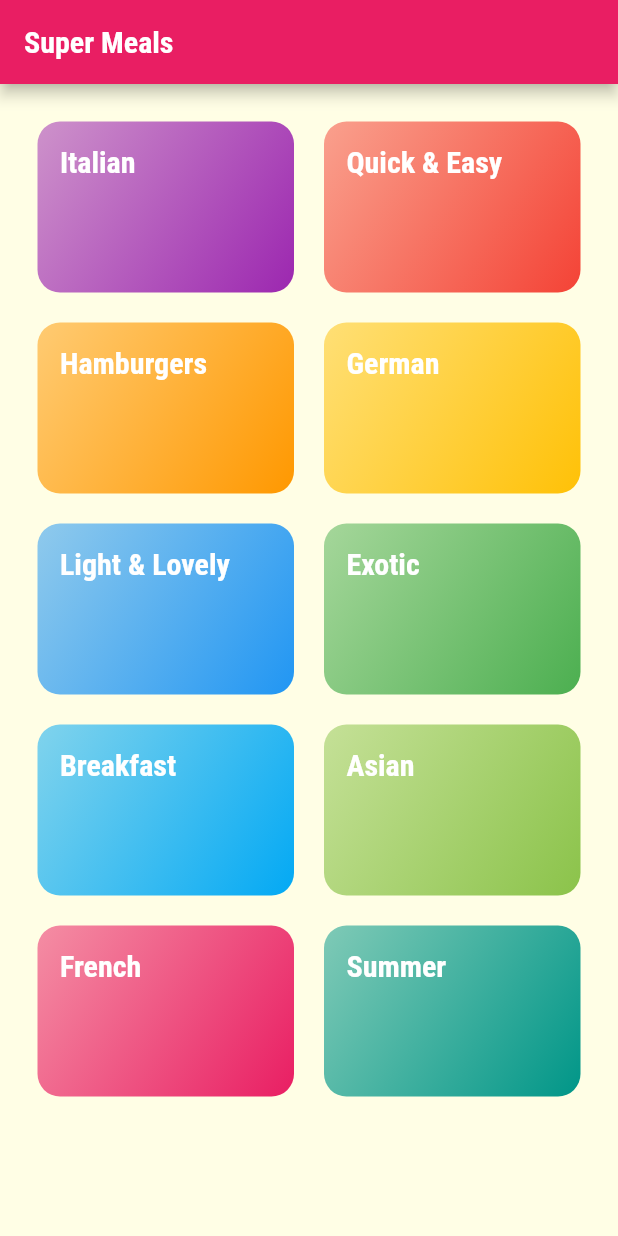
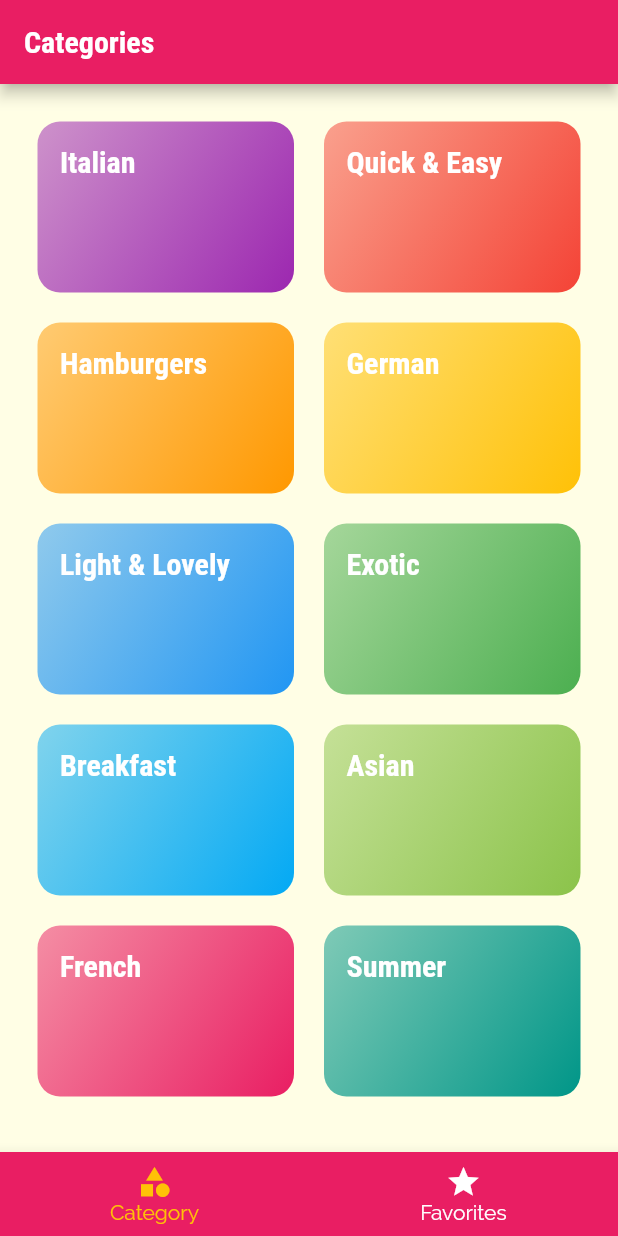
Before and after one commit to nicoproto/meals_flutter_app, a Flutter app: the screen it shows after launch, on a phone screen of 412 x 824 dp. Run offline on Flutter 3.47's test engine with Material 2 defaults, Android fonts, the phone set to English and light mode, and no system bars.

```diff
--- a/lib/main.dart
+++ b/lib/main.dart
@@ -1,4 +1,5 @@
 import 'package:flutter/material.dart';
+import './screens/tabs_screen.dart';
 import './screens/meal_detail_screen.dart';
 // import './models/category.dart';
 import './screens/category_meals_screen.dart';
@@ -26,7 +27,7 @@
                   fontWeight: FontWeight.bold))),
       initialRoute: "/",
       routes: {
-        '/': (context) => CategoriesScreen(),
+        '/': (context) => TabsScreen(),
         CategoryMealsScreen.routeName: (context) => CategoryMealsScreen(),
         MealDetailScreen.routeName: (context) => MealDetailScreen()
       },
--- a/lib/screens/categories_screen.dart
+++ b/lib/screens/categories_screen.dart
@@ -5,11 +5,7 @@
 class CategoriesScreen extends StatelessWidget {
   @override
   Widget build(BuildContext context) {
-    return Scaffold(
-      appBar: AppBar(
-        title: const Text("Super Meals"),
-      ),
-      body: GridView(
+    return GridView(
           padding: const EdgeInsets.all(25),
           children: DUMMY_CATEGORIES
               .map((e) => CategoryItem(e.id, e.title, e.color))
@@ -19,7 +15,6 @@
             childAspectRatio: 3 / 2,
             crossAxisSpacing: 20,
             mainAxisSpacing: 20,
-          )),
-    );
+          ));
   }
 }
--- /dev/null
+++ b/lib/screens/favorites_screen.dart
@@ -0,0 +1,10 @@
+import 'package:flutter/material.dart';
+
+class FavoritesScreen extends StatelessWidget {
+  @override
+  Widget build(BuildContext context) {
+    return Center(
+      child: Text('The Favorites'),
+    );
+  }
+}
--- /dev/null
+++ b/lib/screens/tabs_screen.dart
@@ -0,0 +1,93 @@
+import 'package:flutter/material.dart';
+import '../screens/favorites_screen.dart';
+import '../screens/categories_screen.dart';
+
+class TabsScreen extends StatefulWidget {
+
+  @override
+  _TabsScreenState createState() => _TabsScreenState();
+}
+
+class _TabsScreenState extends State<TabsScreen> {
+  final List<Map<String, Object>> _pages = [
+    {
+      'page': CategoriesScreen(),
+      'title': 'Categories',
+    },
+    {
+      'page': FavoritesScreen(),
+      'title': 'Your Favorites',
+    },
+  ];
+
+  int _selectedPageIndex = 0;
+
+  void _selectPage(int index) {
+    setState(() {
+      _selectedPageIndex = index;
+    });
+  }
+
+  @override
+  Widget build(BuildContext context) {
+    return Scaffold(
+      appBar: AppBar(
+        title: Text(_pages[_selectedPageIndex]['title']),
+      ),
+      body: _pages[_selectedPageIndex]['page'],
+      bottomNavigationBar: BottomNavigationBar(
+        onTap: _selectPage,
+        backgroundColor: Theme.of(context).primaryColor,
+        unselectedItemColor: Colors.white,
+        selectedItemColor: Theme.of(context).accentColor,
+        currentIndex: _selectedPageIndex,
+        selectedFontSize: 14,
+        unselectedFontSize: 14,
+        // type: BottomNavigationBarType.shifting,
+        items: [
+          BottomNavigationBarItem(
+            // backgroundColor: Theme.of(context).primaryColor,
+            icon: Icon(Icons.category),
+            title: Text('Category'),
+          ),
+          BottomNavigationBarItem(
+            // backgroundColor: Theme.of(context).primaryColor,
+            icon: Icon(Icons.star),
+            title: Text('Favorites'),
+          ),
+        ],
+      ),
+    );
+  }
+}
+
+// TOP NAVBAR
+// class _TabsScreenState extends State<TabsScreen> {
+//   @override
+//   Widget build(BuildContext context) {
+//     return DefaultTabController(
+//         length: 2,
+//         initialIndex: 0,
+//         child: Scaffold(
+//           appBar: AppBar(
+//             title: Text("Meals"),
+//             bottom: TabBar(tabs: <Widget>[
+//               Tab(
+//                 icon: Icon(Icons.category),
+//                 text: 'Categories',
+//               ),
+//               Tab(
+//                 icon: Icon(Icons.star),
+//                 text: 'Favorites',
+//               ),
+//             ]),
+//           ),
+//           body: TabBarView(
+//             children: <Widget>[
+//               CategoriesScreen(),
+//               FavoritesScreen(),
+//             ],
+//           ),
+//         ));
+//   }
+// }
```
